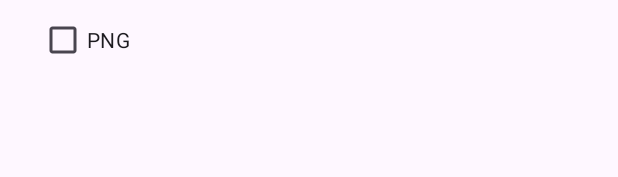
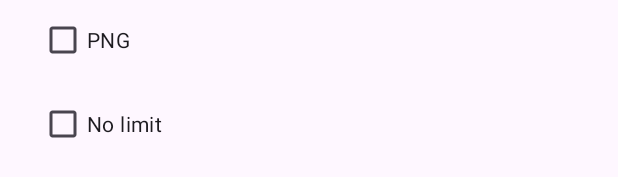
Before and after one commit to dmitrijkotov634/SMSExplorer, an Android app: the layout dialog_setup.xml on its own in the app's theme, with its tools: preview values and no code run, on a phone screen of 412 x 824 dp. Shown: the part 398-575 px from the top of the screen. Run offline under Robolectric (Android 15) with nearby library versions, the phone set to English and light mode, and no system bars.

Commit message:
feat: no limits checkbox

```diff
--- a/app/src/main/res/layout/dialog_setup.xml
+++ b/app/src/main/res/layout/dialog_setup.xml
@@ -75,4 +75,14 @@
         app:layout_constraintStart_toStartOf="parent"
         app:layout_constraintTop_toBottomOf="@id/raw_checkbox" />
 
+    <CheckBox
+        android:id="@+id/nolimit_checkbox"
+        android:layout_width="wrap_content"
+        android:layout_height="wrap_content"
+        android:layout_marginStart="26dp"
+        android:layout_marginTop="8dp"
+        android:text="@string/no_limit"
+        app:layout_constraintStart_toStartOf="parent"
+        app:layout_constraintTop_toBottomOf="@+id/png_checkbox" />
+
 </androidx.constraintlayout.widget.ConstraintLayout>
--- a/app/src/main/res/values/strings.xml
+++ b/app/src/main/res/values/strings.xml
@@ -8,4 +8,5 @@
     <string name="images">Images</string>
     <string name="raw">Raw</string>
     <string name="png">PNG</string>
+    <string name="no_limit">No limit</string>
 </resources>
```
Also changed, not shown: app/src/main/java/com/wavecat/textbrowser/MainActivity.kt (+7 -1 lines), 1 other file.
